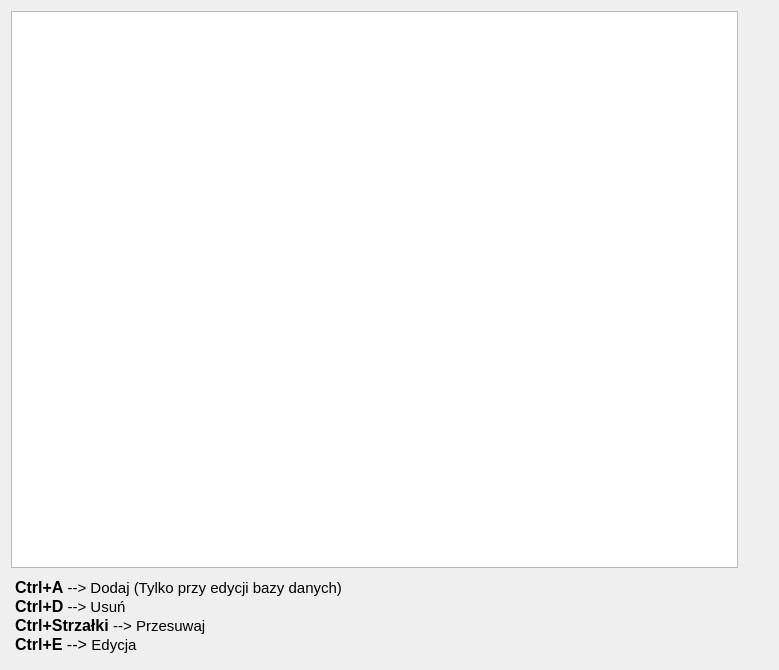
Before: the Qt Designer form source/UI/Seasons/CalendarEditor/CalendarEditorWidget.ui in SiekamCebule/sj-sim, drawn with Qt 5.
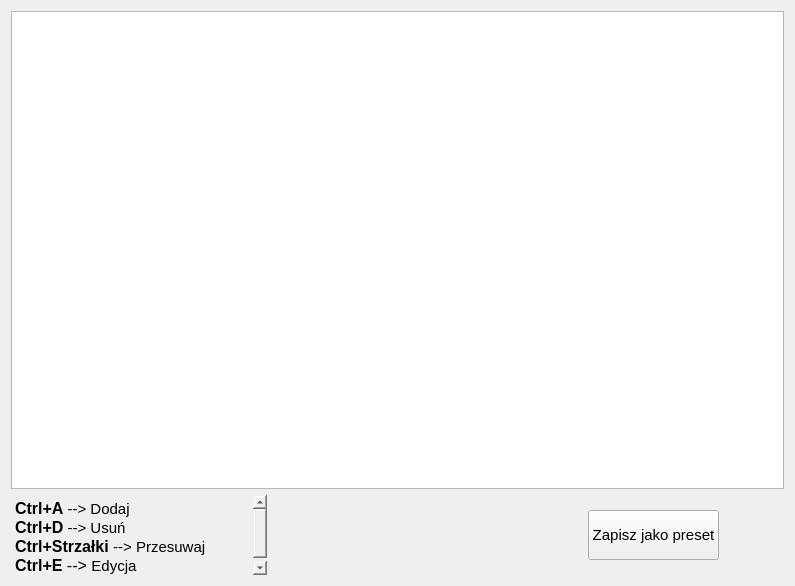
After: the same form once the commit is applied.

Commit message: Calendars presets and multiple seasons feature. Fixed simulation save crash

```diff
--- a/source/UI/Seasons/CalendarEditor/CalendarEditorWidget.ui
+++ b/source/UI/Seasons/CalendarEditor/CalendarEditorWidget.ui
@@ -6,25 +6,27 @@
    <rect>
     <x>0</x>
     <y>0</y>
-    <width>779</width>
-    <height>670</height>
+    <width>795</width>
+    <height>586</height>
    </rect>
   </property>
   <property name="windowTitle">
    <string>Form</string>
   </property>
-  <layout class="QVBoxLayout" name="verticalLayout_2" stretch="0">
+  <layout class="QVBoxLayout" name="verticalLayout_2">
    <item>
     <layout class="QHBoxLayout" name="horizontalLayout">
      <item>
-      <layout class="QVBoxLayout" name="verticalLayout">
+      <layout class="QVBoxLayout" name="verticalLayout" stretch="1,0">
        <item>
         <widget class="QTableView" name="tableView"/>
        </item>
        <item>
+        <layout class="QHBoxLayout" name="horizontalLayout_2">
+         <item>
         <widget class="QTextEdit" name="textEdit_shortcuts">
          <property name="sizePolicy">
-          <sizepolicy hsizetype="Expanding" vsizetype="Expanding">
+            <sizepolicy hsizetype="Maximum" vsizetype="Expanding">
            <horstretch>0</horstretch>
            <verstretch>0</verstretch>
           </sizepolicy>
@@ -32,7 +34,7 @@
          <property name="maximumSize">
           <size>
            <width>16777215</width>
-           <height>85</height>
+             <height>80</height>
           </size>
          </property>
          <property name="font">
@@ -53,18 +55,56 @@
 hr { height: 1px; border-width: 0; }
 li.unchecked::marker { content: &quot;\2610&quot;; }
 li.checked::marker { content: &quot;\2612&quot;; }
-&lt;/style&gt;&lt;/head&gt;&lt;body style=&quot; font-family:'Ubuntu'; font-size:10pt; font-weight:400; font-style:normal;&quot;&gt;
-&lt;p style=&quot; margin-top:0px; margin-bottom:0px; margin-left:0px; margin-right:0px; -qt-block-indent:0; text-indent:0px;&quot;&gt;&lt;span style=&quot; font-size:12pt; font-weight:700;&quot;&gt;Ctrl+A&lt;/span&gt;&lt;span style=&quot; font-size:11pt;&quot;&gt; --&amp;gt; Dodaj (Tylko przy edycji bazy danych)&lt;/span&gt;&lt;/p&gt;
-&lt;p style=&quot; margin-top:0px; margin-bottom:0px; margin-left:0px; margin-right:0px; -qt-block-indent:0; text-indent:0px;&quot;&gt;&lt;span style=&quot; font-size:12pt; font-weight:700;&quot;&gt;Ctrl+D&lt;/span&gt;&lt;span style=&quot; font-size:11pt;&quot;&gt; --&amp;gt; Usuń&lt;/span&gt;&lt;/p&gt;
-&lt;p style=&quot; margin-top:0px; margin-bottom:0px; margin-left:0px; margin-right:0px; -qt-block-indent:0; text-indent:0px;&quot;&gt;&lt;span style=&quot; font-size:12pt; font-weight:700;&quot;&gt;Ctrl+Strzałki&lt;/span&gt;&lt;span style=&quot; font-size:12pt;&quot;&gt; &lt;/span&gt;&lt;span style=&quot; font-size:11pt;&quot;&gt;--&amp;gt; Przesuwaj&lt;/span&gt;&lt;/p&gt;
-&lt;p style=&quot; margin-top:0px; margin-bottom:0px; margin-left:0px; margin-right:0px; -qt-block-indent:0; text-indent:0px;&quot;&gt;&lt;span style=&quot; font-size:12pt; font-weight:700;&quot;&gt;Ctrl+E&lt;/span&gt;&lt;span style=&quot; font-size:12pt;&quot;&gt; --&amp;gt; &lt;/span&gt;&lt;span style=&quot; font-size:11pt;&quot;&gt;Edycja&lt;/span&gt;&lt;/p&gt;&lt;/body&gt;&lt;/html&gt;</string>
+&lt;/style&gt;&lt;/head&gt;&lt;body style=&quot; font-family:'Segoe UI'; font-size:10pt; font-weight:400; font-style:normal;&quot;&gt;
+&lt;p style=&quot; margin-top:0px; margin-bottom:0px; margin-left:0px; margin-right:0px; -qt-block-indent:0; text-indent:0px;&quot;&gt;&lt;span style=&quot; font-family:'Ubuntu'; font-size:12pt; font-weight:700;&quot;&gt;Ctrl+A&lt;/span&gt;&lt;span style=&quot; font-family:'Ubuntu'; font-size:11pt;&quot;&gt; --&amp;gt; Dodaj&lt;/span&gt;&lt;/p&gt;
+&lt;p style=&quot; margin-top:0px; margin-bottom:0px; margin-left:0px; margin-right:0px; -qt-block-indent:0; text-indent:0px;&quot;&gt;&lt;span style=&quot; font-family:'Ubuntu'; font-size:12pt; font-weight:700;&quot;&gt;Ctrl+D&lt;/span&gt;&lt;span style=&quot; font-family:'Ubuntu'; font-size:11pt;&quot;&gt; --&amp;gt; Usuń&lt;/span&gt;&lt;/p&gt;
+&lt;p style=&quot; margin-top:0px; margin-bottom:0px; margin-left:0px; margin-right:0px; -qt-block-indent:0; text-indent:0px;&quot;&gt;&lt;span style=&quot; font-family:'Ubuntu'; font-size:12pt; font-weight:700;&quot;&gt;Ctrl+Strzałki&lt;/span&gt;&lt;span style=&quot; font-family:'Ubuntu'; font-size:12pt;&quot;&gt; &lt;/span&gt;&lt;span style=&quot; font-family:'Ubuntu'; font-size:11pt;&quot;&gt;--&amp;gt; Przesuwaj&lt;/span&gt;&lt;/p&gt;
+&lt;p style=&quot; margin-top:0px; margin-bottom:0px; margin-left:0px; margin-right:0px; -qt-block-indent:0; text-indent:0px;&quot;&gt;&lt;span style=&quot; font-family:'Ubuntu'; font-size:12pt; font-weight:700;&quot;&gt;Ctrl+E&lt;/span&gt;&lt;span style=&quot; font-family:'Ubuntu'; font-size:12pt;&quot;&gt; --&amp;gt; &lt;/span&gt;&lt;span style=&quot; font-family:'Ubuntu'; font-size:11pt;&quot;&gt;Edycja&lt;/span&gt;&lt;/p&gt;&lt;/body&gt;&lt;/html&gt;</string>
          </property>
          <property name="textInteractionFlags">
           <set>Qt::NoTextInteraction</set>
          </property>
         </widget>
        </item>
-      </layout>
+         <item>
+          <spacer name="horizontalSpacer_2">
+           <property name="orientation">
+            <enum>Qt::Horizontal</enum>
+           </property>
+           <property name="sizeType">
+            <enum>QSizePolicy::Expanding</enum>
+           </property>
+           <property name="sizeHint" stdset="0">
+            <size>
+             <width>40</width>
+             <height>20</height>
+            </size>
+           </property>
+          </spacer>
+         </item>
+         <item>
+          <widget class="QPushButton" name="pushButton_saveCalendarPreset">
+           <property name="sizePolicy">
+            <sizepolicy hsizetype="Maximum" vsizetype="Preferred">
+             <horstretch>0</horstretch>
+             <verstretch>0</verstretch>
+            </sizepolicy>
+           </property>
+           <property name="maximumSize">
+            <size>
+             <width>16777215</width>
+             <height>50</height>
+            </size>
+           </property>
+           <property name="font">
+            <font>
+             <pointsize>11</pointsize>
+            </font>
+           </property>
+           <property name="text">
+            <string>Zapisz jako preset</string>
+           </property>
+          </widget>
      </item>
      <item>
       <spacer name="horizontalSpacer">
@@ -76,14 +116,15 @@
        </property>
        <property name="sizeHint" stdset="0">
         <size>
-         <width>30</width>
+             <width>65</width>
          <height>20</height>
         </size>
        </property>
       </spacer>
      </item>
-     <item>
-      <layout class="QVBoxLayout" name="verticalLayout_competitionInfo"/>
+        </layout>
+       </item>
+      </layout>
      </item>
     </layout>
    </item>
```
Lines whose indentation alone changed are shown as unchanged. The commit also changes 43 other files.
